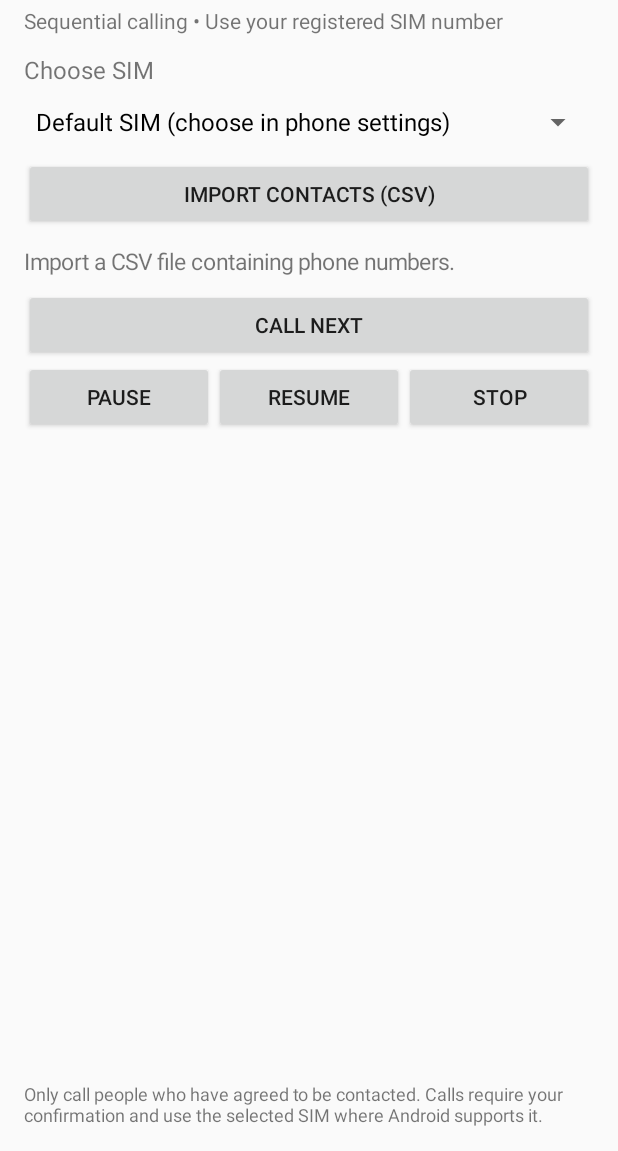
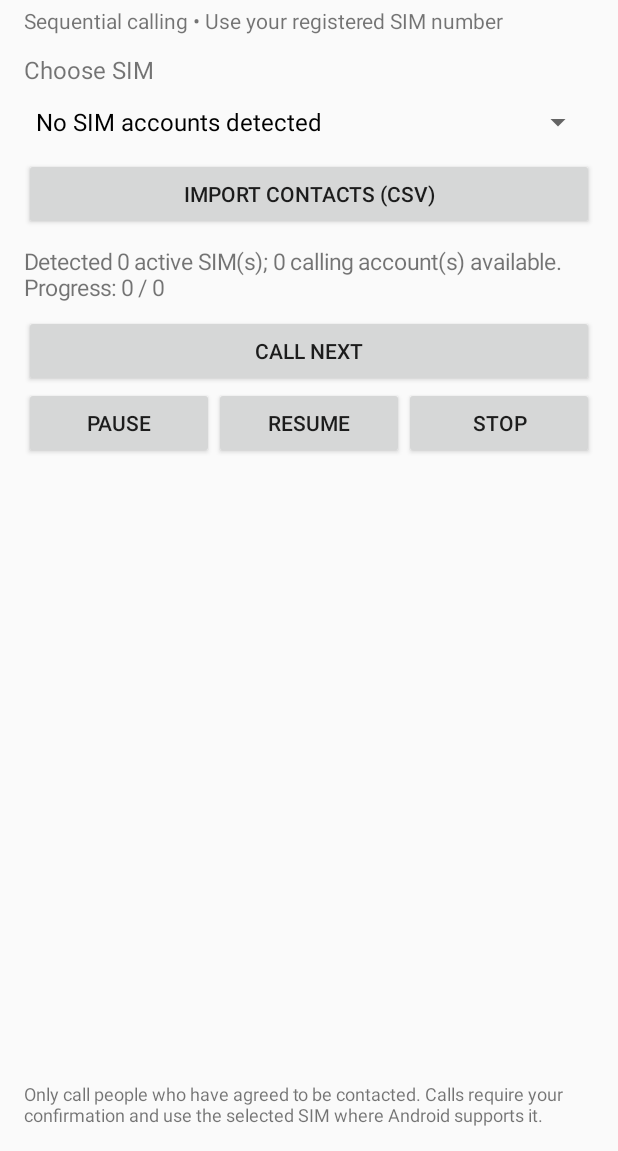
Before and after one commit to Neno254-pixel/AutoDial-Pro, an Android app: the screen it shows after launch (MainActivity), on a phone screen of 412 x 824 dp, the part 85-1236 px from its top. Run offline under Robolectric (Android 15) with nearby library versions, the phone set to English and light mode, and no system bars.

Commit message:
Detect active SIM subscriptions and map them to calling accounts

```diff
--- a/app/src/main/java/com/autodialpro/MainActivity.kt
+++ b/app/src/main/java/com/autodialpro/MainActivity.kt
@@ -8,6 +8,8 @@ import android.net.Uri
 import android.os.Bundle
 import android.telecom.TelecomManager
 import android.telecom.PhoneAccountHandle
+import android.telephony.SubscriptionInfo
+import android.telephony.SubscriptionManager
 import android.widget.*
 import java.io.BufferedReader
 import java.io.InputStreamReader
@@ -20,6 +22,8 @@ class MainActivity : Activity() {
     private lateinit var listView: TextView
     private lateinit var simSpinner: Spinner
     private var accounts: List<PhoneAccountHandle> = emptyList()
+    private var selectedSimAccounts: List<PhoneAccountHandle?> = emptyList()
+    private var activeSimCount = 0
 
     override fun onCreate(savedInstanceState: Bundle?) {
         super.onCreate(savedInstanceState)
@@ -127,16 +131,37 @@ class MainActivity : Activity() {
         setContentView(root)
     }
 
+    @Suppress("MissingPermission")
     private fun loadSimAccounts() {
         val telecom = getSystemService(TELECOM_SERVICE) as TelecomManager
+        val subscriptionManager = getSystemService(TELEPHONY_SUBSCRIPTION_SERVICE) as SubscriptionManager
         accounts = try { telecom.callCapablePhoneAccounts } catch (_: Exception) { emptyList() }
-        val labels = if (accounts.isEmpty()) listOf("Default SIM (choose in phone settings)")
-        else accounts.mapIndexed { i, handle ->
-            "SIM ${i + 1}: ${telecom.getPhoneAccount(handle)?.label ?: "Mobile network"}"
+        val subscriptions: List<SubscriptionInfo> = try {
+            subscriptionManager.activeSubscriptionInfoList ?: emptyList()
+        } catch (_: Exception) { emptyList() }
+        activeSimCount = subscriptions.size
+        val labels = mutableListOf<String>()
+        val handlesForChoices = mutableListOf<PhoneAccountHandle?>()
+        subscriptions.sortedBy { it.simSlotIndex }.forEach { info ->
+            val handle = accounts.firstOrNull { it.id == info.subscriptionId.toString() }
+                ?: accounts.getOrNull(info.simSlotIndex)
+            val slot = info.simSlotIndex + 1
+            val name = info.displayName?.toString()?.takeIf { it.isNotBlank() } ?: "Mobile network"
+            labels.add("SIM " + slot + " — " + name)
+            handlesForChoices.add(handle)
         }
+        if (labels.isEmpty()) {
+            accounts.forEachIndexed { index, handle ->
+                val label = try { telecom.getPhoneAccount(handle)?.label?.toString() } catch (_: Exception) { null }
+                labels.add("SIM " + (index + 1) + " — " + (label ?: "Mobile network"))
+                handlesForChoices.add(handle)
+            }
+        }
+        if (labels.isEmpty()) { labels.add("No SIM accounts detected"); handlesForChoices.add(null) }
+        selectedSimAccounts = handlesForChoices
         simSpinner.adapter = ArrayAdapter(this, android.R.layout.simple_spinner_dropdown_item, labels)
+        updateStatus("Detected " + activeSimCount + " active SIM(s); " + accounts.size + " calling account(s) available.")
     }
-
     @Deprecated("Deprecated in Android API; retained for compatibility")
     override fun onActivityResult(requestCode: Int, resultCode: Int, data: Intent?) {
         super.onActivityResult(requestCode, resultCode, data)
@@ -178,9 +203,12 @@ class MainActivity : Activity() {
         val number = numbers[current]
         try {
             val intent = Intent(Intent.ACTION_CALL, Uri.parse("tel:$number"))
-            if (accounts.isNotEmpty()) {
-                val selected = accounts.getOrNull(simSpinner.selectedItemPosition)
-                if (selected != null) intent.putExtra(TelecomManager.EXTRA_PHONE_ACCOUNT_HANDLE, selected)
+            val selected = selectedSimAccounts.getOrNull(simSpinner.selectedItemPosition)
+            if (selected != null) {
+                intent.putExtra(TelecomManager.EXTRA_PHONE_ACCOUNT_HANDLE, selected)
+            } else if (activeSimCount > 1) {
+                updateStatus("Android detected multiple SIMs but did not provide a selectable calling account. Set the preferred SIM in Samsung SIM manager.")
+                return
             }
             startActivity(intent)
             current++
```
